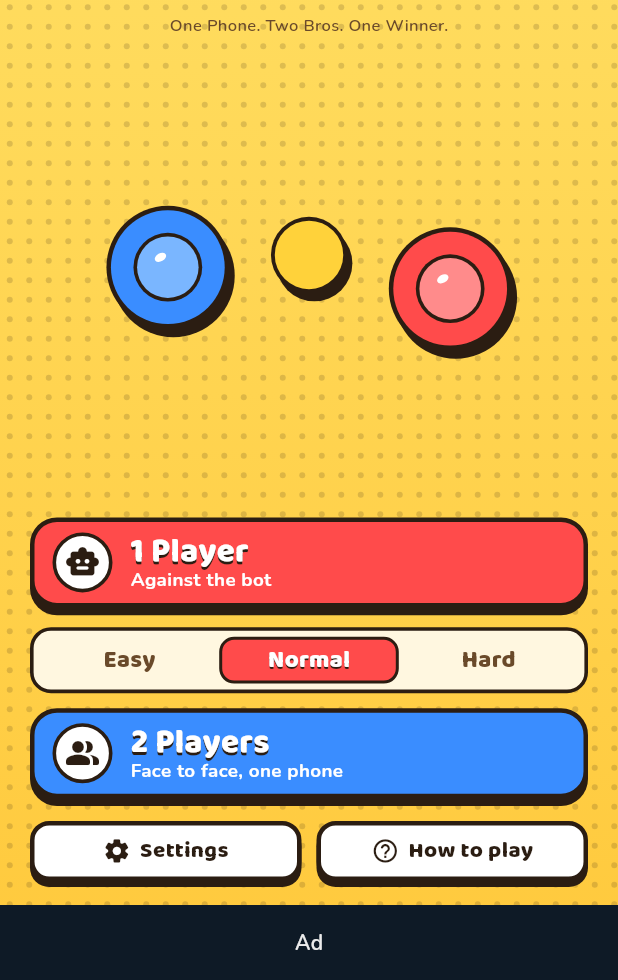
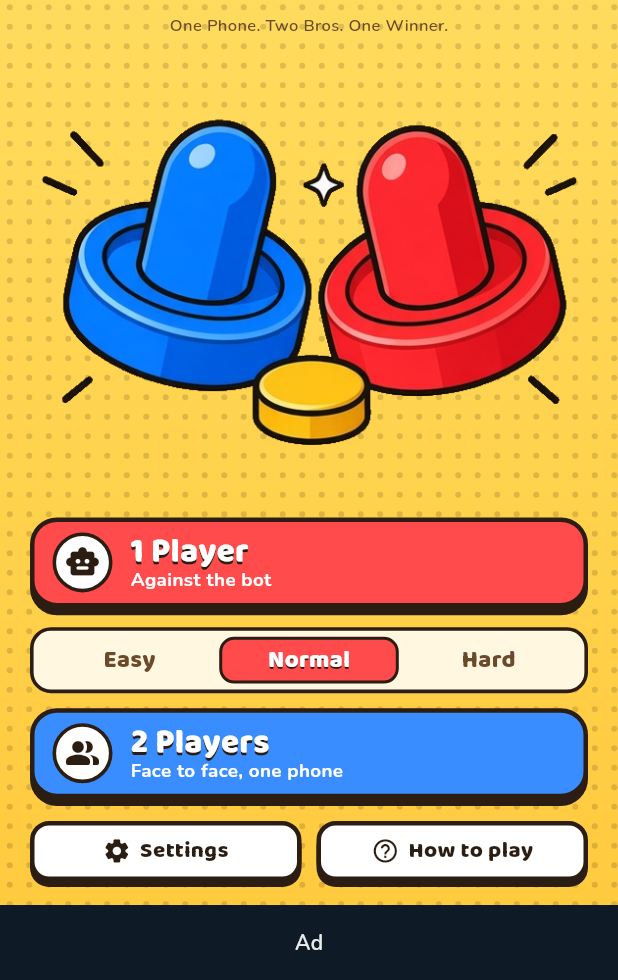
Before and after one commit to mustafaberat/hockey-bro, a Flutter app: the screen it shows after launch, after a tap on "Skip", on a phone screen of 412 x 824 dp, the part 256-1236 px from its top. Run offline on Flutter 3.47's test engine with Material 3 defaults, Android fonts, the phone set to English and light mode, and no system bars; our stand-ins replace firebase_analytics, firebase_core, google_mobile_ads, just_audio, package_info_plus, shared_preferences; accounts and stored records are empty.

Commit message:
Replace homepage hero with approved celebrating paddle mascot
- Replace CustomPaint with Image.asset in _Hero widget
- Add hero_mascot.png: exact crop from approved mockup
- Blue paddle left, red paddle right, yellow puck, star sparkle
- Genderless toy paddles in 3/4 view with celebration dashes
- Remove unused imports (dart:math, table_painter, engine/table)

Co-authored-by: Mustafa Berat ARU <mustafaberat@users.noreply.github.com>

```diff
--- a/lib/screens/home_screen.dart
+++ b/lib/screens/home_screen.dart
@@ -1,5 +1,3 @@
-import 'dart:math' as math;
-
 import 'package:flutter/material.dart';
 
 import '../analytics/analytics_events.dart';
@@ -8,10 +6,8 @@ import '../app_scope.dart';
 import '../components/banner_slot.dart';
 import '../components/comic.dart';
 import '../engine/robot.dart';
-import '../engine/table.dart';
 import '../l10n/app_localizations.dart';
 import '../theme/game_theme.dart';
-import '../theme/table_painter.dart';
 import 'how_to_play_screen.dart';
 import 'match_screen.dart';
 import 'settings_screen.dart';
@@ -192,41 +188,21 @@ class _Logo extends StatelessWidget {
   }
 }
 
-/// Two mallets and the puck, drawn with the rink painters.
+/// Celebrating paddle pair mascot from the mockup.
 class _Hero extends StatelessWidget {
   const _Hero();
 
   @override
   Widget build(BuildContext context) {
-    final theme = GameThemeScope.of(context);
     return ExcludeSemantics(
-      child: RepaintBoundary(
-        child: CustomPaint(
-          painter: _HeroPainter(theme),
-          child: const SizedBox.expand(),
+      child: Center(
+        child: Image.asset(
+          'assets/images/hero_mascot.png',
+          fit: BoxFit.contain,
         ),
       ),
     );
   }
-}
-
-class _HeroPainter extends CustomPainter {
-  const _HeroPainter(this.theme);
-
-  final GameTheme theme;
-
-  @override
-  void paint(Canvas canvas, Size size) {
-    final r = math.min(size.height * 0.3, size.width * 0.11);
-    if (r < 8) return;
-    final c = size.center(Offset.zero);
-    paintMallet(canvas, c + Offset(-r * 2.3, -r * 0.15), r, Side.blue, theme);
-    paintPuck(canvas, c + Offset(0, -r * 0.35), r * 0.62, theme);
-    paintMallet(canvas, c + Offset(r * 2.3, r * 0.2), r, Side.red, theme);
-  }
-
-  @override
-  bool shouldRepaint(_HeroPainter oldDelegate) => oldDelegate.theme != theme;
 }
 
 class _ModeButton extends StatefulWidget {
--- a/pubspec.yaml
+++ b/pubspec.yaml
@@ -67,6 +67,7 @@ flutter:
 
   assets:
     - assets/audio/rink.wav
+    - assets/images/hero_mascot.png
 
   fonts:
     - family: Baloo2
```
Also changed, not shown: assets/images/hero_mascot.png (added).
